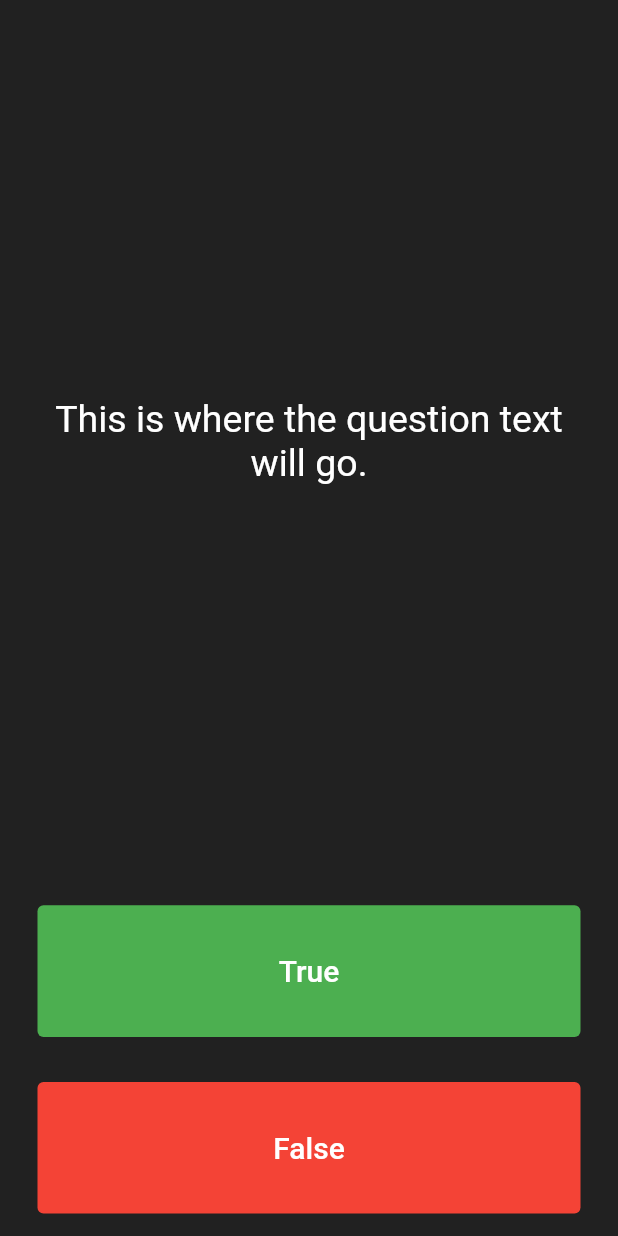
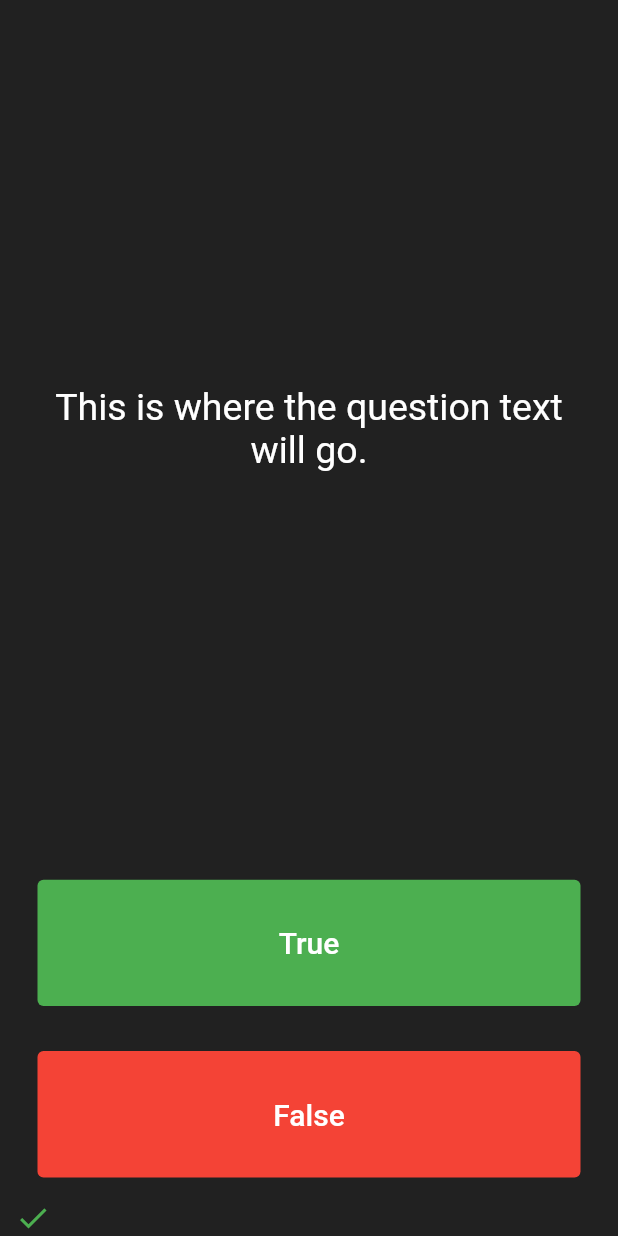
Before and after one commit to filipemendes18/google_flutter_bootcamp, a Flutter app: the screen it shows after launch, after a tap on "True", on a phone screen of 412 x 824 dp. Run offline on Flutter 3.47's test engine with Material 2 defaults, Android fonts, the phone set to English and light mode, and no system bars; our stand-ins replace audioplayers, flutter_mobx, mobx; generated files the repository leaves out were written again.

Commit message:
feat: criação do placar de acertos

```diff
--- a/quizzler/lib/main.dart
+++ b/quizzler/lib/main.dart
@@ -31,6 +31,7 @@ class QuizPage extends StatefulWidget {
 }
 
 class _QuizPageState extends State<QuizPage> {
+  List<Icon> scoreKeeper = [];
   @override
   Widget build(BuildContext context) {
     return Column(
@@ -68,7 +69,12 @@ class _QuizPageState extends State<QuizPage> {
                 ),
               ),
               onPressed: () {
-                //The user picked true.
+                setState(() {
+                  scoreKeeper.add(const Icon(
+                    Icons.check,
+                    color: Colors.green,
+                  ));
+                });
               },
             ),
           ),
@@ -88,12 +94,19 @@ class _QuizPageState extends State<QuizPage> {
                 ),
               ),
               onPressed: () {
-                //The user picked false.
+                setState(() {
+                  scoreKeeper.add(const Icon(
+                    Icons.close,
+                    color: Colors.red,
+                  ));
+                });
               },
             ),
           ),
         ),
-        //TODO: Add a Row here as your score keeper
+        Row(
+          children: scoreKeeper,
+        )
       ],
     );
   }
```
